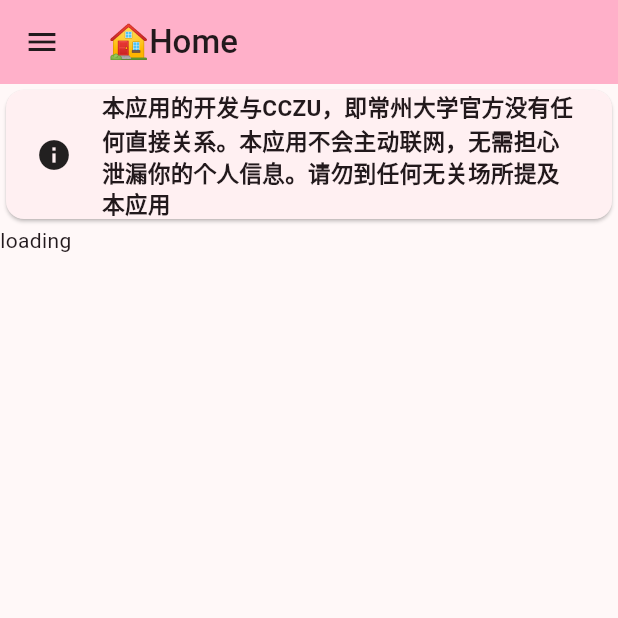
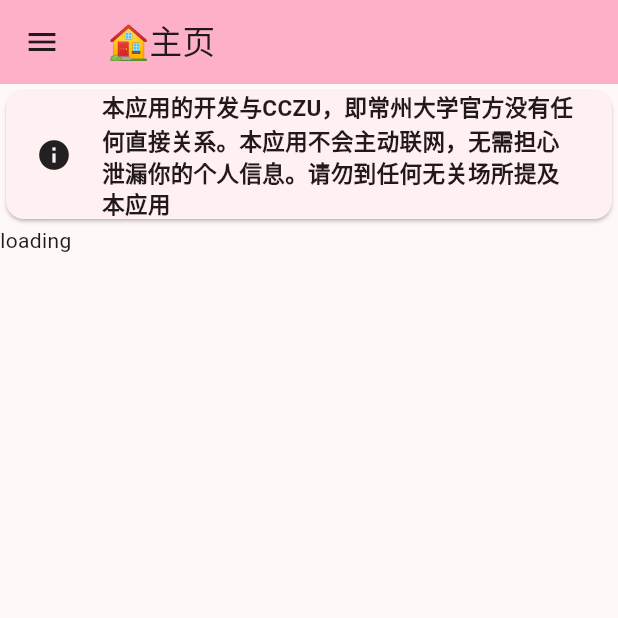
Before and after one commit to CCZU-OSSA/EatInCCZU, a Flutter app: the screen it shows after launch, on a phone screen of 412 x 824 dp, the top half of it. Run offline on Flutter 3.47's test engine with Material 2 defaults, Android fonts, the light colour scheme and no system bars; drawn by our look-alikes of dynamic_color; our stand-ins replace flutter_markdown, logger.

Commit message:
♻️ Many Optimize

```diff
--- a/lib/application/bus.dart
+++ b/lib/application/bus.dart
@@ -1,4 +1,5 @@
-import 'package:eat_in_cczu/application/config.dart';
+
+import 'package:eatincczu/application/config.dart';
 import 'package:flutter/material.dart';
 import 'package:logger/logger.dart';
 import 'package:path_provider/path_provider.dart';
@@ -8,6 +9,7 @@ import 'package:provider/provider.dart';
 class ApplicationBus {
   AppConfig config;
   Logger logger;
+
   ApplicationBus(this.config, this.logger);
   Map<String, dynamic> holder = {};
   void updateToHolder(String key, dynamic value) {
@@ -21,19 +23,21 @@ class ApplicationBus {
 
 AppConfig config({BuildContext? context}) {
   return Provider.of<ApplicationBus>(
-          context ?? globalApplicationKey.currentState!.overlay!.context,
+          context ?? globalApplicationKey.currentContext!,
           listen: false)
       .config;
 }
 
 Logger logger({BuildContext? context}) {
   return Provider.of<ApplicationBus>(
-          context ?? globalApplicationKey.currentState!.overlay!.context,
+          context ?? globalApplicationKey.currentContext!,
           listen: false)
       .logger;
 }
 
-final GlobalKey<NavigatorState> globalApplicationKey =
+final GlobalKey globalApplicationKey = GlobalKey();
+
+final GlobalKey<NavigatorState> globalNavigatorKey =
     GlobalKey<NavigatorState>();
 
 Future<String> getAndroidPath() async {
--- a/lib/application/config.dart
+++ b/lib/application/config.dart
@@ -1,7 +1,7 @@
 import 'dart:convert';
 import 'dart:io';
 
-import 'package:eat_in_cczu/application/bus.dart';
+import 'package:eatincczu/application/bus.dart';
 
 class AppConfig {
   Map data = {};
--- a/lib/application/log.dart
+++ b/lib/application/log.dart
@@ -1,6 +1,6 @@
 import 'dart:io';
 
-import 'package:eat_in_cczu/application/bus.dart';
+import 'package:eatincczu/application/bus.dart';
 import 'package:logger/logger.dart';
 
 Future<Logger> createLogger() async {
--- a/lib/main.dart
+++ b/lib/main.dart
@@ -2,13 +2,13 @@ import 'dart:io';
 import 'dart:ui';
 
 import 'package:dynamic_color/dynamic_color.dart';
-import 'package:eat_in_cczu/application/bus.dart';
-import 'package:eat_in_cczu/application/config.dart';
-import 'package:eat_in_cczu/application/log.dart';
-import 'package:eat_in_cczu/pages/eatwhat.dart';
-import 'package:eat_in_cczu/pages/personal.dart';
-import 'package:eat_in_cczu/pages/widgets/markdown.dart';
-import 'package:eat_in_cczu/pages/setting.dart';
+import 'package:eatincczu/application/bus.dart';
+import 'package:eatincczu/application/config.dart';
+import 'package:eatincczu/application/log.dart';
+import 'package:eatincczu/pages/eatwhat.dart';
+import 'package:eatincczu/pages/personal.dart';
+import 'package:eatincczu/pages/widgets/markdown.dart';
+import 'package:eatincczu/pages/setting.dart';
 import 'package:flutter/material.dart';
 import 'package:logger/logger.dart';
 import 'package:provider/provider.dart';
@@ -36,7 +36,7 @@ class MyApp extends StatelessWidget {
   Widget build(BuildContext context) {
     return DynamicColorBuilder(builder: (lightColorScheme, darkColorScheme) {
       return MaterialApp(
-        navigatorKey: globalApplicationKey,
+        key: globalApplicationKey,
         title: 'CCZU今天吃什么',
         theme: ThemeData(
             colorScheme: lightColorScheme ??
@@ -63,8 +63,8 @@ class MyHomePage extends StatefulWidget {
 }
 
 class _MyHomePageState extends State<MyHomePage> {
-  String? _title;
-
+  String _title = "🏠主页";
+  int _bottomindex = 0;
   static ListView home = ListView(
     children: [
       const Card(
@@ -132,12 +132,15 @@ class _MyHomePageState extends State<MyHomePage> {
     });
   }
 
-  void pushIndex(BuildContext context, int index, {bool ispop = true}) => [
-        () => pushPage(context, "/", "🏠Home", ispop: ispop),
-        () => pushPage(context, "/eatwhat", "😋EatWhat", ispop: ispop),
-        () => pushPage(context, "/personal", "🧑‍🎓Personal", ispop: ispop),
-        () => pushPage(context, "/settings", "🔧Settings", ispop: ispop)
+  void pushIndex(BuildContext context, int index, {bool ispop = true}) {
+    _bottomindex = index;
+    [
+      () => pushPage(context, "/", "🏠主页", ispop: ispop),
+      () => pushPage(context, "/eatwhat", "😋开饭", ispop: ispop),
+      () => pushPage(context, "/personal", "🧑‍🎓个人", ispop: ispop),
+      () => pushPage(context, "/settings", "🔧设置", ispop: ispop)
     ][index]();
+  }
 
   @override
   Widget build(BuildContext context) {
@@ -161,7 +164,7 @@ class _MyHomePageState extends State<MyHomePage> {
             const Divider(),
             ListTile(
                 leading: const Icon(Icons.restaurant),
-                title: const Text("吃什么",
+                title: const Text("开饭",
                     style: TextStyle(fontWeight: FontWeight.w700)),
                 onTap: () => pushIndex(context, 1)),
             ListTile(
@@ -178,19 +181,20 @@ class _MyHomePageState extends State<MyHomePage> {
                 onTap: () => pushIndex(context, 3)),
           ],
         )),
-        bottomNavigationBar:
-            config(context: context).getElse("bottom_route", false)
+        bottomNavigationBar: config(context: context)
+                .getElse("bottom_route", false)
             ? BottomNavigationBar(
                 type: BottomNavigationBarType.fixed,
+                selectedItemColor: Theme.of(context).colorScheme.primary,
+                currentIndex: _bottomindex,
                 items: const [
+                  BottomNavigationBarItem(label: "主页", icon: Icon(Icons.home)),
                   BottomNavigationBarItem(
-                          label: "Home", icon: Icon(Icons.home)),
+                      label: "开饭", icon: Icon(Icons.restaurant)),
                   BottomNavigationBarItem(
-                          label: "EatWhat", icon: Icon(Icons.restaurant)),
+                      label: "个人", icon: Icon(Icons.person)),
                   BottomNavigationBarItem(
-                          label: "Personal", icon: Icon(Icons.person)),
-                      BottomNavigationBarItem(
-                        label: "Settings",
+                    label: "设置",
                     icon: Icon(Icons.settings),
                   )
                 ],
@@ -211,7 +215,7 @@ class _MyHomePageState extends State<MyHomePage> {
         appBar: AppBar(
           backgroundColor: Theme.of(context).colorScheme.inversePrimary,
           title: Text(
-            _title ?? "🏠Home",
+            _title,
             style: const TextStyle(fontWeight: FontWeight.w500),
           ),
         ));
--- a/lib/pages/setting.dart
+++ b/lib/pages/setting.dart
@@ -1,4 +1,4 @@
-import 'package:eat_in_cczu/application/bus.dart';
+import 'package:eatincczu/application/bus.dart';
 import 'package:flutter/material.dart';
 import 'package:url_launcher/url_launcher_string.dart';
 
@@ -94,6 +94,8 @@ class _SettingState extends State<Setting> {
             showDialog(
                 context: context,
                 builder: (context) => SimpleDialog(
+                      title: const Text("提出建议/反馈问题",
+                          style: TextStyle(fontWeight: FontWeight.w700)),
                       children: [
                         ListTile(
                           leading: Image.asset(
--- a/lib/pages/widgets/markdown.dart
+++ b/lib/pages/widgets/markdown.dart
@@ -1,4 +1,4 @@
-import 'package:eat_in_cczu/application/bus.dart';
+import 'package:eatincczu/application/bus.dart';
 import 'package:flutter/material.dart';
 import 'package:flutter/services.dart';
 import 'package:flutter_markdown/flutter_markdown.dart';
--- a/pubspec.yaml
+++ b/pubspec.yaml
@@ -1,4 +1,4 @@
-name: eat_in_cczu
+name: eatincczu
 description: A new Flutter project.
 # The following line prevents the package from being accidentally published to
 # pub.dev using `flutter pub publish`. This is preferred for private packages.
@@ -71,6 +71,7 @@ flutter:
   assets:
     - resource/text/home.md
     - resource/images/github.png
+    - resource/images/mystia.png
   # An image asset can refer to one or more resolution-specific "variants", see
   # https://flutter.dev/assets-and-images/#resolution-aware
 
```
Also changed, not shown: lib/data/typed.dart (+8 -13 lines), lib/pages/eatwhat.dart (+30 -2 lines), resource/images/mystia.png (added), 6 other files. Lines whose indentation alone changed are shown as unchanged.
